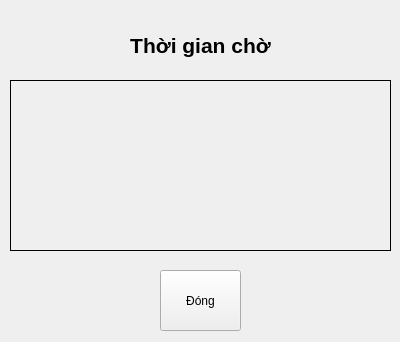
AlgosDuCouteau/Checkweigher, file qtdes/ChangePd.ui: the form before one commit.
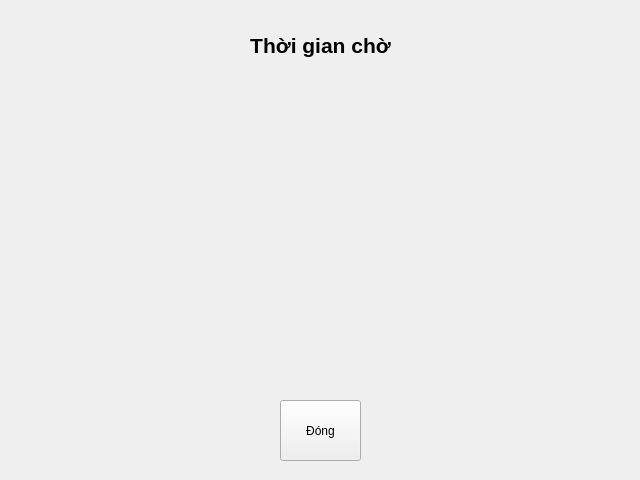
The form after the commit. Icons and pictures are not drawn.

```diff
--- a/qtdes/ChangePd.ui
+++ b/qtdes/ChangePd.ui
@@ -6,10 +6,22 @@
    <rect>
     <x>0</x>
     <y>0</y>
-    <width>400</width>
-    <height>342</height>
+    <width>640</width>
+    <height>480</height>
    </rect>
   </property>
+  <property name="minimumSize">
+   <size>
+    <width>640</width>
+    <height>480</height>
+   </size>
+  </property>
+  <property name="maximumSize">
+   <size>
+    <width>640</width>
+    <height>480</height>
+   </size>
+  </property>
   <property name="windowTitle">
    <string>Bộ đếm</string>
   </property>
@@ -20,8 +32,8 @@
   <widget class="QPushButton" name="Confirm">
    <property name="geometry">
     <rect>
-     <x>160</x>
-     <y>270</y>
+     <x>280</x>
+     <y>400</y>
      <width>81</width>
      <height>61</height>
     </rect>
@@ -35,7 +47,7 @@
     <rect>
      <x>20</x>
      <y>20</y>
-     <width>361</width>
+     <width>601</width>
      <height>51</height>
     </rect>
    </property>
@@ -56,10 +68,10 @@
   <widget class="QLabel" name="Timer">
    <property name="geometry">
     <rect>
-     <x>10</x>
-     <y>80</y>
-     <width>381</width>
-     <height>171</height>
+     <x>20</x>
+     <y>280</y>
+     <width>601</width>
+     <height>101</height>
     </rect>
    </property>
    <property name="font">
@@ -68,7 +80,31 @@
     </font>
    </property>
    <property name="frameShape">
-    <enum>QFrame::Box</enum>
+    <enum>QFrame::NoFrame</enum>
+   </property>
+   <property name="text">
+    <string/>
+   </property>
+   <property name="alignment">
+    <set>Qt::AlignCenter</set>
+   </property>
+  </widget>
+  <widget class="QLabel" name="Product">
+   <property name="geometry">
+    <rect>
+     <x>20</x>
+     <y>70</y>
+     <width>601</width>
+     <height>191</height>
+    </rect>
+   </property>
+   <property name="font">
+    <font>
+     <pointsize>28</pointsize>
+    </font>
+   </property>
+   <property name="frameShape">
+    <enum>QFrame::NoFrame</enum>
    </property>
    <property name="text">
     <string/>
```
